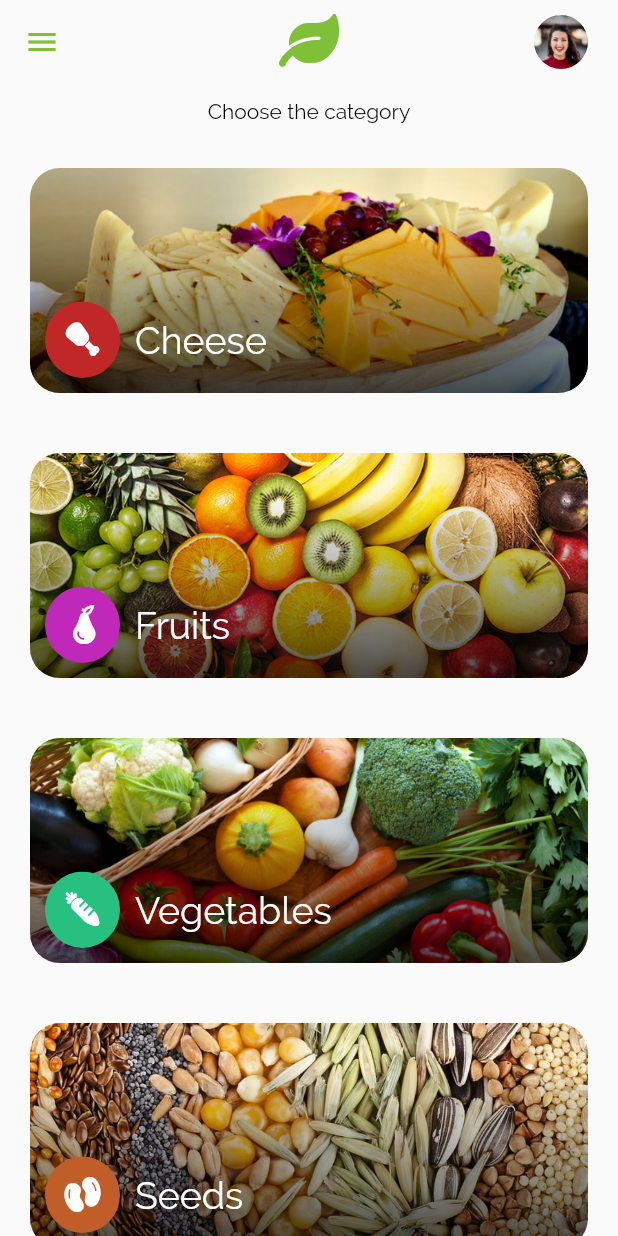
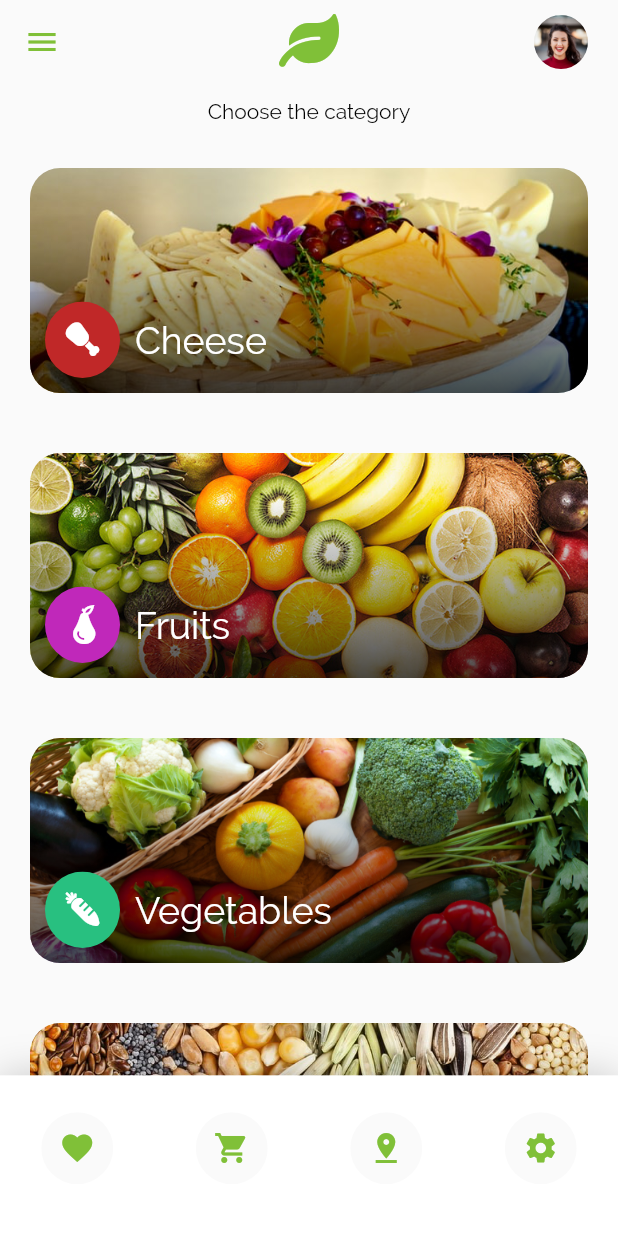
Before and after one commit to IrinaSemGB/flutter_orilla_fresca_app, a Flutter app: the CategoriesPage screen opened directly, on a phone screen of 412 x 824 dp. Run offline on Flutter 3.47's test engine with Material 2 defaults, Android fonts, the phone set to English and light mode, and no system bars.

Commit message:
Category page: bottom bar widget and click function to category card (routing to selected category page)

```diff
--- a/lib/main.dart
+++ b/lib/main.dart
@@ -9,6 +9,9 @@ void main() {
       fontFamily: 'Raleway',
     ),
     debugShowCheckedModeBanner: false,
-    home: CategoriesPage(),
+    home: SplashPage(
+      duration: 3,
+      goToPage: WelcomePage(),
+    ),
   ));
 }
--- a/lib/pages/categories_page.dart
+++ b/lib/pages/categories_page.dart
@@ -2,7 +2,9 @@ import 'package:flutter/material.dart';
 import 'package:orilla_fresca/helpers/constants.dart';
 import 'package:orilla_fresca/helpers/utils.dart';
 import 'package:orilla_fresca/models/category.dart';
+import 'package:orilla_fresca/pages/selected_category_page.dart';
 import 'package:orilla_fresca/widgets/icon_font_widget.dart';
+import '../widgets/category_bottom_bar_widget.dart';
 import '../widgets/category_card_widget.dart';
 
 
@@ -12,6 +14,9 @@ class CategoriesPage extends StatelessWidget {
 
   @override
   Widget build(BuildContext context) {
+
+    final screenHeight = MediaQuery.of(context).size.height;
+
     return Scaffold(
       appBar: AppBar(
         centerTitle: true,
@@ -37,7 +42,9 @@ class CategoriesPage extends StatelessWidget {
       ),
       drawer: Drawer(),
       body: Container(
-        child: Column(
+        child: Stack(
+          children: [
+            Column(
               crossAxisAlignment: CrossAxisAlignment.stretch,
               children: [
                 Padding(
@@ -52,12 +59,31 @@ class CategoriesPage extends StatelessWidget {
                 ),
                 Expanded(
                   child: ListView.builder(
+                    padding: EdgeInsets.only(bottom: screenHeight * 0.13),
                       itemCount: categories.length,
                       itemBuilder: (BuildContext context, int index) {
                         return CategoryCard(
                           category: categories[index],
+                          onClickCard: () {
+                            print(index.toString());
+                            Navigator.push(context,
+                              MaterialPageRoute(
+                                builder: (context) => SelectedCategoryPage()
+                              ),
+                            );
+                          },
                         );
                       }),
+                ),
+              ],
+            ),
+            Positioned(
+              right: 0.0,
+              left: 0.0,
+              bottom: 0.0,
+              child: CategoryBottomBar(
+                screenHeight: screenHeight,
+              ),
             ),
           ],
         ),
--- /dev/null
+++ b/lib/pages/selected_category_page.dart
@@ -0,0 +1,15 @@
+import 'package:flutter/material.dart';
+
+class SelectedCategoryPage extends StatelessWidget {
+
+
+
+  @override
+  Widget build(BuildContext context) {
+    return Scaffold(
+      body: Center(
+        child: Text('Selected Category Page'),
+      ),
+    );
+  }
+}
--- /dev/null
+++ b/lib/widgets/category_bottom_bar_widget.dart
@@ -0,0 +1,52 @@
+import 'package:flutter/material.dart';
+import 'package:orilla_fresca/widgets/tabbar_icon_button_widget.dart';
+
+class CategoryBottomBar extends StatelessWidget {
+
+  final double screenHeight;
+
+  CategoryBottomBar({
+    required this.screenHeight,
+  });
+
+  @override
+  Widget build(BuildContext context) {
+    return Container(
+      height: screenHeight * 0.13,
+      decoration: BoxDecoration(
+        color: Colors.white,
+        boxShadow: [
+          BoxShadow(
+            blurRadius: 20.0,
+            color: Colors.black.withOpacity(0.2),
+            offset: Offset.zero,
+          ),
+        ],
+      ),
+      child: Padding(
+        padding: EdgeInsets.only(bottom: 10.0),
+        child: Row(
+          mainAxisAlignment: MainAxisAlignment.spaceAround,
+          children: [
+            TabBarIconButton(
+              icon: Icons.favorite,
+              onPressed: () {},
+            ),
+            TabBarIconButton(
+              icon: Icons.shopping_cart,
+              onPressed: () {},
+            ),
+            TabBarIconButton(
+              icon: Icons.pin_drop,
+              onPressed: () {},
+            ),
+            TabBarIconButton(
+              icon: Icons.settings,
+              onPressed: () {},
+            ),
+          ],
+        ),
+      ),
+    );
+  }
+}
--- a/lib/widgets/category_card_widget.dart
+++ b/lib/widgets/category_card_widget.dart
@@ -5,12 +5,18 @@ import 'category_icon_widget.dart';
 class CategoryCard extends StatelessWidget {
 
   final Category category;
+  final void Function()? onClickCard;
 
-  CategoryCard({ required this.category });
+  CategoryCard({
+    required this.category,
+    required this.onClickCard,
+  });
 
   @override
   Widget build(BuildContext context) {
-    return Container(
+    return GestureDetector(
+      onTap: onClickCard,
+      child: Container(
         margin: EdgeInsets.all(20.0),
         height: 150.0,
         child: Stack(
@@ -19,9 +25,7 @@ class CategoryCard extends StatelessWidget {
               child: ClipRRect(
                 borderRadius: BorderRadius.circular(20.0),
                 child: Image.asset(
-                'assets/images/' +
-                    category.imageName +
-                    '.png',
+                  'assets/images/' + category.imageName + '.png',
                   fit: BoxFit.cover,
                 ),
               ),
@@ -71,6 +75,7 @@ class CategoryCard extends StatelessWidget {
             ),
           ],
         ),
+      ),
     );
   }
 }
--- /dev/null
+++ b/lib/widgets/tabbar_icon_button_widget.dart
@@ -0,0 +1,25 @@
+import 'package:flutter/material.dart';
+import '../helpers/constants.dart';
+
+class TabBarIconButton extends StatelessWidget {
+
+  final IconData icon;
+  final VoidCallback onPressed;
+
+  TabBarIconButton({
+    required this.icon,
+    required this.onPressed,
+  });
+
+  @override
+  Widget build(BuildContext context) {
+    return ClipOval(
+      child: Material(
+        child: IconButton(
+          icon: Icon(icon, color: AppColors.GREEN),
+          onPressed: onPressed,
+        ),
+      ),
+    );
+  }
+}
```
Lines whose indentation alone changed are shown as unchanged.
